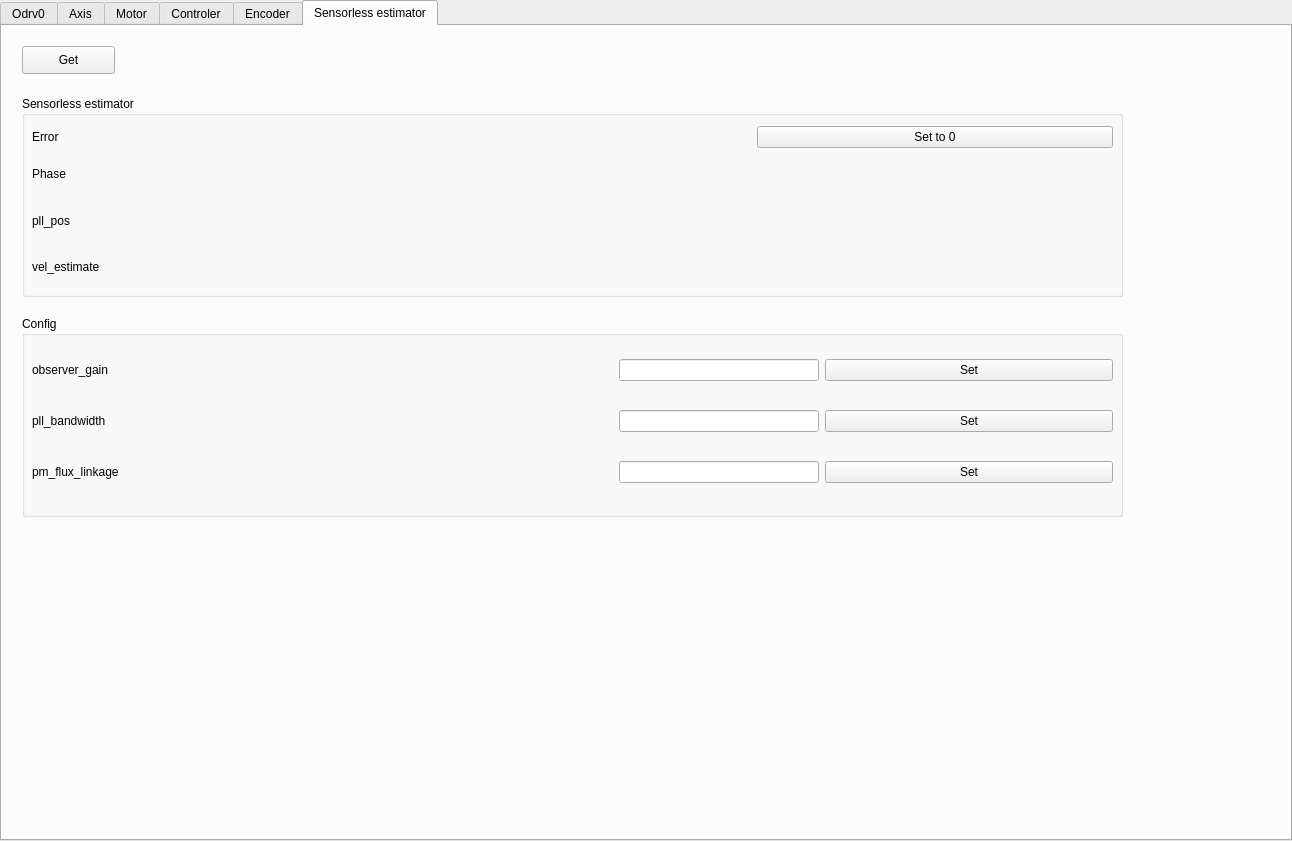
First picture: the form in odriveUI.ui, repository Akex2/Odrive_Gui, before the edit.
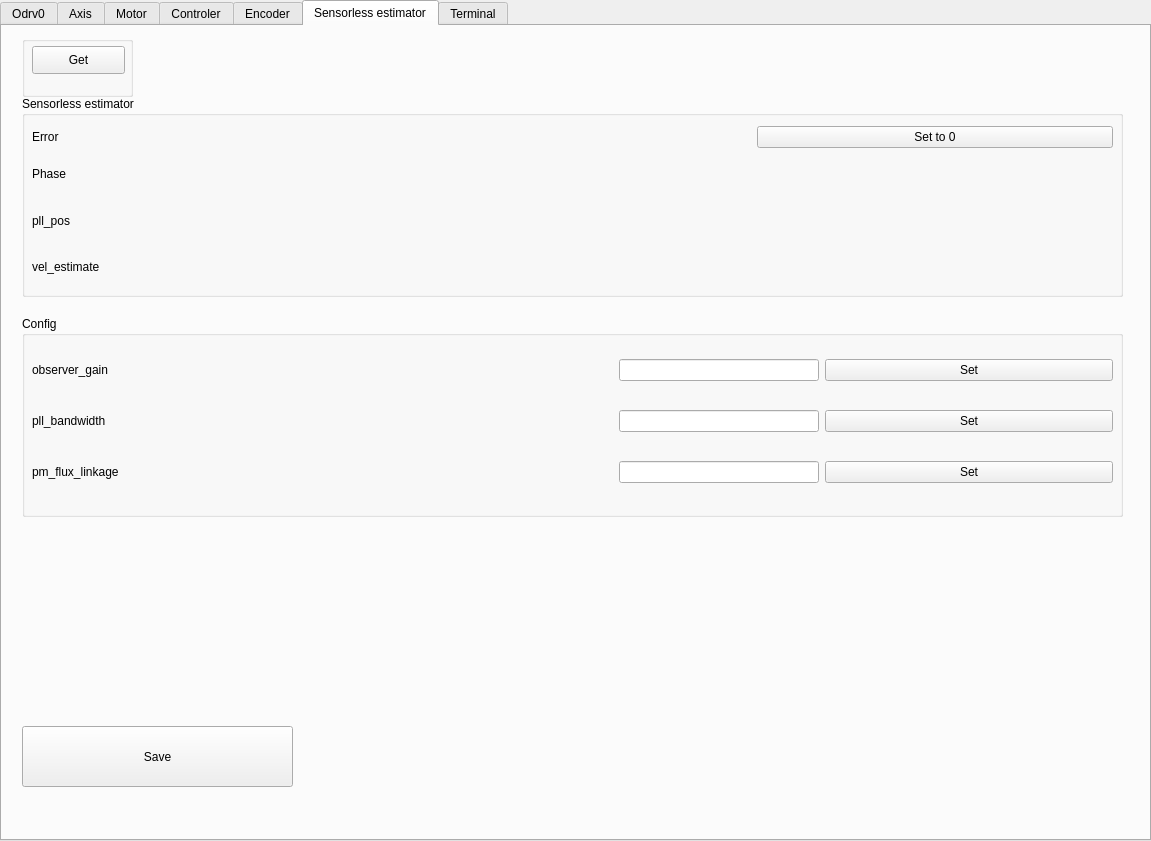
Second picture: the form after the edit. The open tabs and pages were chosen to show the change.

```diff
--- a/odriveUI.ui
+++ b/odriveUI.ui
@@ -6,7 +6,7 @@
    <rect>
     <x>0</x>
     <y>0</y>
-    <width>1292</width>
+    <width>1151</width>
     <height>841</height>
    </rect>
   </property>
@@ -2798,19 +2798,6 @@
      </layout>
     </widget>
    </widget>
-   <widget class="QPushButton" name="pbgetsensorless_estimator">
-    <property name="geometry">
-     <rect>
-      <x>20</x>
-      <y>20</y>
-      <width>93</width>
-      <height>28</height>
-     </rect>
-    </property>
-    <property name="text">
-     <string>Get</string>
-    </property>
-   </widget>
    <widget class="QGroupBox" name="groupBox_13">
     <property name="geometry">
      <rect>
@@ -2929,6 +2916,101 @@
      </layout>
     </widget>
    </widget>
+   <widget class="QPushButton" name="pbsave_5">
+    <property name="geometry">
+     <rect>
+      <x>20</x>
+      <y>700</y>
+      <width>271</width>
+      <height>61</height>
+     </rect>
+    </property>
+    <property name="text">
+     <string>Save</string>
+    </property>
+   </widget>
+   <widget class="QGroupBox" name="groupBox_17">
+    <property name="geometry">
+     <rect>
+      <x>20</x>
+      <y>10</y>
+      <width>111</width>
+      <height>61</height>
+     </rect>
+    </property>
+    <property name="title">
+     <string/>
+    </property>
+    <widget class="QPushButton" name="pbgetsensorless_estimator">
+     <property name="geometry">
+      <rect>
+       <x>10</x>
+       <y>10</y>
+       <width>93</width>
+       <height>28</height>
+      </rect>
+     </property>
+     <property name="text">
+      <string>Get</string>
+     </property>
+    </widget>
+   </widget>
+  </widget>
+  <widget class="QWidget" name="tab_13">
+   <attribute name="title">
+    <string>Terminal</string>
+   </attribute>
+   <widget class="QListWidget" name="terminal">
+    <property name="geometry">
+     <rect>
+      <x>30</x>
+      <y>50</y>
+      <width>1091</width>
+      <height>431</height>
+     </rect>
+    </property>
+    <property name="autoFillBackground">
+     <bool>true</bool>
+    </property>
+    <property name="autoScroll">
+     <bool>false</bool>
+    </property>
+    <property name="autoScrollMargin">
+     <number>16</number>
+    </property>
+    <property name="movement">
+     <enum>QListView::Free</enum>
+    </property>
+    <property name="viewMode">
+     <enum>QListView::ListMode</enum>
+    </property>
+    <property name="sortingEnabled">
+     <bool>false</bool>
+    </property>
+   </widget>
+   <widget class="QLineEdit" name="cmd">
+    <property name="geometry">
+     <rect>
+      <x>30</x>
+      <y>510</y>
+      <width>1091</width>
+      <height>22</height>
+     </rect>
+    </property>
+   </widget>
+   <widget class="QPushButton" name="sendbutton">
+    <property name="geometry">
+     <rect>
+      <x>30</x>
+      <y>550</y>
+      <width>1091</width>
+      <height>91</height>
+     </rect>
+    </property>
+    <property name="text">
+     <string>Send</string>
+    </property>
+   </widget>
   </widget>
  </widget>
  <resources/>
```
Left out of the diff: 256 changed lines with no effect on the pictures.
